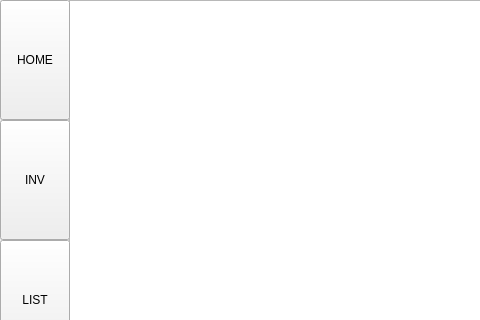
Before: the Qt Designer form mainwindow.ui in jspinn/Foodventory, drawn with Qt 5; both pictures show x 0 to 480 and y 0 to 320 of the 800 by 480 pixel window.
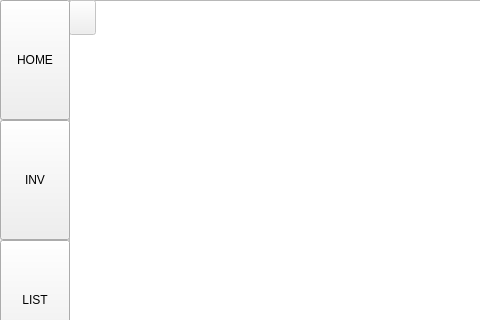
After: the same form once the commit is applied. The open tabs and pages were chosen to show the change.

Commit message: Cover table corner

Patch:
```diff
--- a/mainwindow.ui
+++ b/mainwindow.ui
@@ -209,6 +209,9 @@
       <property name="sortingEnabled">
        <bool>true</bool>
       </property>
+      <property name="cornerButtonEnabled">
+       <bool>false</bool>
+      </property>
      </widget>
      <widget class="QPushButton" name="invAddButton">
       <property name="geometry">
@@ -280,6 +283,22 @@
        <string>Instruct</string>
       </property>
      </widget>
+     <widget class="QPushButton" name="pushButton">
+      <property name="enabled">
+       <bool>false</bool>
+      </property>
+      <property name="geometry">
+       <rect>
+        <x>1</x>
+        <y>0</y>
+        <width>27</width>
+        <height>35</height>
+       </rect>
+      </property>
+      <property name="text">
+       <string/>
+      </property>
+     </widget>
     </widget>
     <widget class="QWidget" name="list">
      <widget class="QLineEdit" name="listEdit">
```
Left out of the diff: 4 changed lines with no effect on the pictures. The commit also changes 1 other file.
